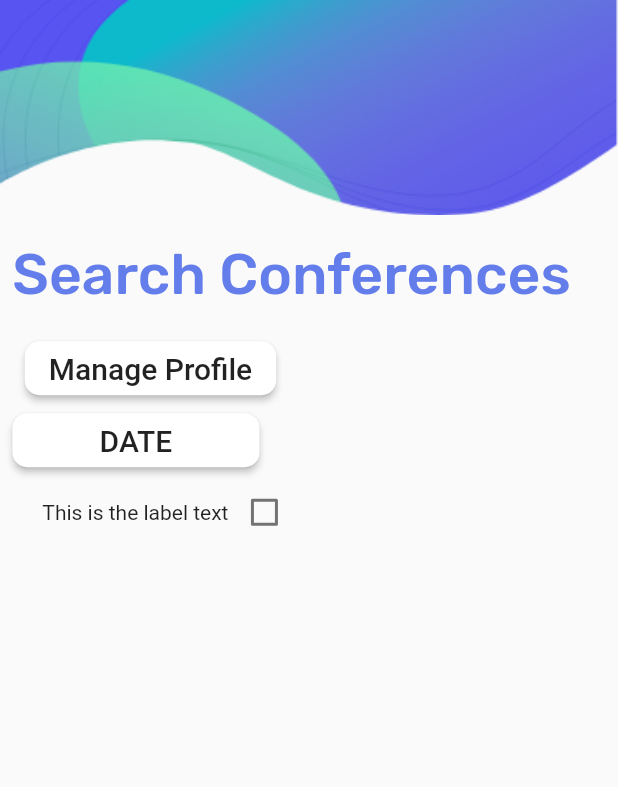
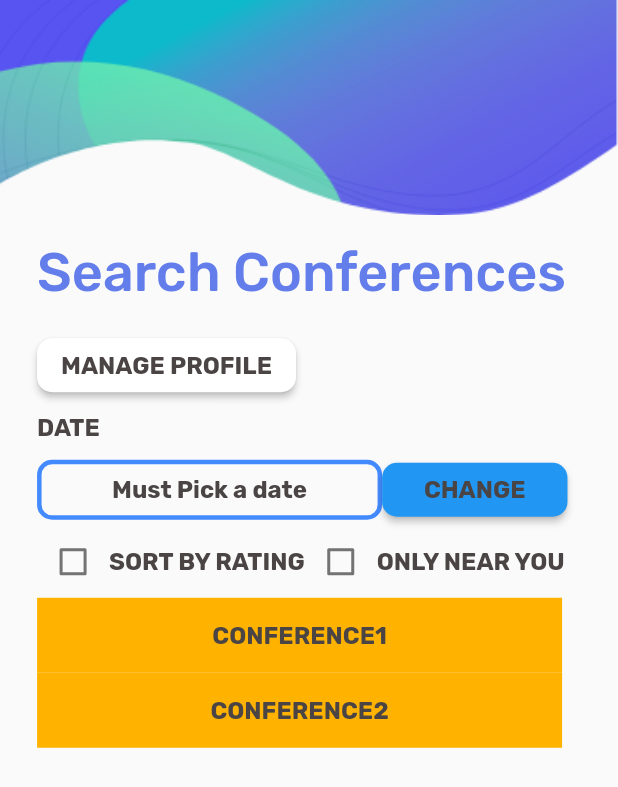
Before and after one commit to FEUP-ESOF-2020-21/open-cx-t2g3-them-d, a Flutter app: the screen it shows after launch, on a phone screen of 412 x 824 dp. Shown: the top 787 px of the screen. Run offline on Flutter 3.47's test engine with Material 2 defaults, Android fonts, the phone set to English and light mode, and no system bars; our stand-ins replace google_fonts; missing offline and left inert: date_range_picker.

Commit message:
only picking onde date #4

```diff
--- a/smartcon_app/lib/main.dart
+++ b/smartcon_app/lib/main.dart
@@ -13,7 +13,6 @@ class MyApp extends StatelessWidget {
   @override
   Widget build(BuildContext context) {
     return MaterialApp(
-      title: 'SmartCon',
       theme: ThemeData(
         // This is the theme of your application.
 
@@ -27,7 +26,7 @@ class MyApp extends StatelessWidget {
           headline2: GoogleFonts.rubik(
             textStyle: TextStyle(
               color: Color(0xFF637DEB),
-              fontSize: 38.0,
+              fontSize: 36.0,
               fontWeight: FontWeight.w500,
             ),
           ),
@@ -51,8 +50,16 @@ class MyApp extends StatelessWidget {
               fontSize: 22.0,
             ),
           ),
+          headline6: GoogleFonts.rubik(
+            textStyle: TextStyle(
+              color: Color(0xFF4A4444),
+              fontSize: 16.0,
+              fontWeight:FontWeight.bold,
+            ),
+          ),
         ),
       ),
+      title: 'SmartCon',
       home: SearchConferences(title: 'SmartCon Homepage'),
     );
   }
--- a/smartcon_app/lib/searchConferences.dart
+++ b/smartcon_app/lib/searchConferences.dart
@@ -1,4 +1,7 @@
 import 'package:flutter/material.dart';
+import 'package:intl/intl.dart';
+
+import 'package:date_range_picker/date_range_picker.dart' as DateRagePicker;
 
 import 'main.dart';
 
@@ -10,46 +13,16 @@ class SearchConferences extends StatefulWidget {
   _SearchConferences createState() => _SearchConferences();
 }
 
-class LabeledCheckbox extends StatelessWidget {
-  const LabeledCheckbox({
-    this.label,
-    this.padding,
-    this.value,
-    this.onChanged,
-  });
 
-  final String label;
-  final EdgeInsets padding;
-  final bool value;
-  final Function onChanged;
 
-  @override
-  Widget build(BuildContext context) {
-    return InkWell(
-      onTap: () {
-        onChanged(!value);
-      },
-      child: Padding(
-        padding: padding,
-        child: Row(
-          children: <Widget>[
-            Expanded(child: Text(label)),
-            Checkbox(
-              value: value,
-              onChanged: (bool newValue) {
-                onChanged(newValue);
-              },
-            ),
-          ],
-        ),
-      ),
-    );
-  }
-}
 
 class _SearchConferences extends State<SearchConferences> {
+
   DateTime _dateTime;
-  bool _isSelected = false;
+  bool _rating = false;
+  bool _near= false;
+
+
 
   @override
   Widget build(BuildContext context) {
@@ -72,7 +45,7 @@ class _SearchConferences extends State<SearchConferences> {
                 Padding(
                   padding: EdgeInsets.only(
                     top: MediaQuery.of(context).size.width * 0.04,
-                left: MediaQuery.of(context).size.width * 0.02,
+                    left: MediaQuery.of(context).size.width * 0.06,
                   ),
                   child: Column(
                     crossAxisAlignment: CrossAxisAlignment.start,
@@ -87,7 +60,6 @@ class _SearchConferences extends State<SearchConferences> {
                       Padding(
                         padding: EdgeInsets.only(
                           top: MediaQuery.of(context).size.width * 0.04,
-                      left: MediaQuery.of(context).size.width * 0.02,
                         ),
                         child: ButtonTheme(
                           minWidth: MediaQuery.of(context).size.width * 0.4,
@@ -104,24 +76,44 @@ class _SearchConferences extends State<SearchConferences> {
                               );
                             },
                             child: Text(
-                          "Manage Profile",
+                              "MANAGE PROFILE",
                               style: Theme.of(context).textTheme.headline6,
                             ),
                           ),
                         ),
                       ),
-                  /* Text(_dateTime == null
+
+                      Container(
+                          height: 35.0,
+                          child: Text('DATE', style: Theme.of(context).textTheme.headline6,),
+                          alignment: Alignment.center,
+                      ),
+                       Container(
+                        child:  Row(
+                          children:<Widget>[
+                            Container(
+                               decoration: BoxDecoration(
+                                  border: Border.all(color: Colors.blueAccent,width:3.0),
+                                  borderRadius: BorderRadius.all(Radius.circular(10.0))
+                                ),
+                                width: 230.0,
+                                height: 40.0,
+
+                                child: Text(_dateTime == null
                                     ? 'Must Pick a date'
-                          : _dateTime.toString()),*/
+                                    : _dateTime.toString()[0]+_dateTime.toString()[1]+_dateTime.toString()[2]+_dateTime.toString()[3]+_dateTime.toString()[4]+_dateTime.toString()[5]+_dateTime.toString()[6]+_dateTime.toString()[7]+_dateTime.toString()[8]+_dateTime.toString()[9],
+                                    style: Theme.of(context).textTheme.headline6,textAlign: TextAlign.center),
+                                alignment: Alignment.center,
+                            ),
                           ButtonTheme(
-                      minWidth: MediaQuery.of(context).size.width * 0.4,
+                          minWidth: MediaQuery.of(context).size.width * 0.3,
                           child: RaisedButton(
                             child: Text(
-                          "DATE",
+                              "CHANGE",
                               style: Theme.of(context).textTheme.headline6,
                               textAlign: TextAlign.center,
                             ),
-                        color: Color(0xFFFFFFFF),
+                            color: Colors.blue,
                             shape: RoundedRectangleBorder(
                                 borderRadius: BorderRadius.circular(10.0)),
                             highlightElevation: 40.0,
@@ -140,21 +132,103 @@ class _SearchConferences extends State<SearchConferences> {
                               });
                             },
                           )),
-                  LabeledCheckbox(
-                      label: 'This is the label text',
-                      padding: const EdgeInsets.symmetric(horizontal: 20.0),
-                      value: _isSelected,
-                      onChanged: (bool newValue) {
-                        setState(() {
-                          _isSelected = newValue;
+
+                          ]),
+                       ),
+
+
+                     /*  MaterialButton(
+    color: Colors.deepOrangeAccent,
+    onPressed: () async {
+      final List<DateTime> picked = await DateRagePicker.showDatePicker(
+          context: context,
+          initialFirstDate: new DateTime.now(),
+          initialLastDate: (new DateTime.now()).add(new Duration(days: 7)),
+          firstDate: new DateTime(2015),
+          lastDate: new DateTime(2020)
+      );
+      if (picked != null && picked.length == 2) {
+          print(picked);
+      }
+    },
+    child: new Text("Pick date range")
+),*/
+
+                        Container(
+                        child:  Row(
+                          children:<Widget>[
+                            Checkbox(
+                              value:_rating,
+                              onChanged: (bool value){
+                                setState((){
+                                  _rating=value;
                                 });
-                      }),
+                              },
+                            ),
+                            Text(
+                              "SORT BY RATING",
+                              style: Theme.of(context).textTheme.headline6,
+                              textAlign: TextAlign.center,
+                            ),
+                            Checkbox(
+                              value:_near,
+                              onChanged: (bool value){
+                                setState((){
+                                  _near=value;
+                                });
+                              },
+                            ),
+                            Text(
+                              "ONLY NEAR YOU",
+                              style: Theme.of(context).textTheme.headline6,
+                              textAlign: TextAlign.center,
+                            ),
+                          ]
+
+                          ),
+                      ),
+                       Container(
+                          color: Colors.amber[600],
+                          width: 350.0,
+                          height: 50.0,
+                          child: Text('CONFERENCE1', style: Theme.of(context).textTheme.headline6,),
+                          alignment: Alignment.center,
+                      ),
+                      Container(
+                          color: Colors.amber[600],
+                          width: 350.0,
+                          height: 50.0,
+                          child: Text('CONFERENCE2', style: Theme.of(context).textTheme.headline6,),
+                          alignment: Alignment.center,
+                      ),
+
+
+
                 ],
               ),
             ),
           ])
+
         ],
       ),
+
     ));
   }
 }
+
+
+
+
+/* SizedBox(
+                            width: 100,
+                            child:  LabeledCheckbox(
+                          label: 'This is the label text',
+                          padding: const EdgeInsets.symmetric(horizontal: 0.01),
+                          value: _rating,
+                          onChanged: (bool newValue) {
+                            setState(() {
+                              _rating = newValue;
+                            });
+                          },
+                        ),
+                          )*/
--- a/smartcon_app/pubspec.yaml
+++ b/smartcon_app/pubspec.yaml
@@ -27,6 +27,7 @@ dependencies:
   # The following adds the Cupertino Icons font to your application.
   # Use with the CupertinoIcons class for iOS style icons.
   cupertino_icons: ^1.0.0
+  date_range_picker: ^1.0.5
 
 dev_dependencies:
   flutter_test:
```
Also changed, not shown: smartcon_app/pubspec.lock. Lines whose indentation alone changed are shown as unchanged.
